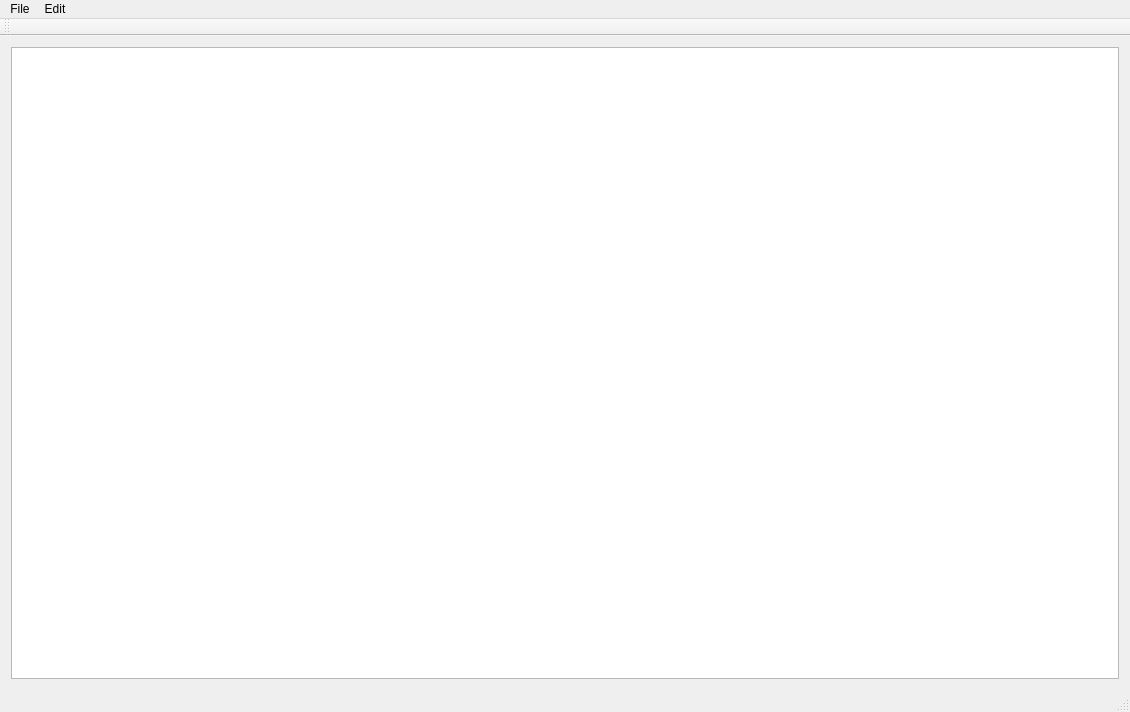
The window that ui/mainwindow.ui (mturley/arranger) describes before a commit, drawn with Qt 5.
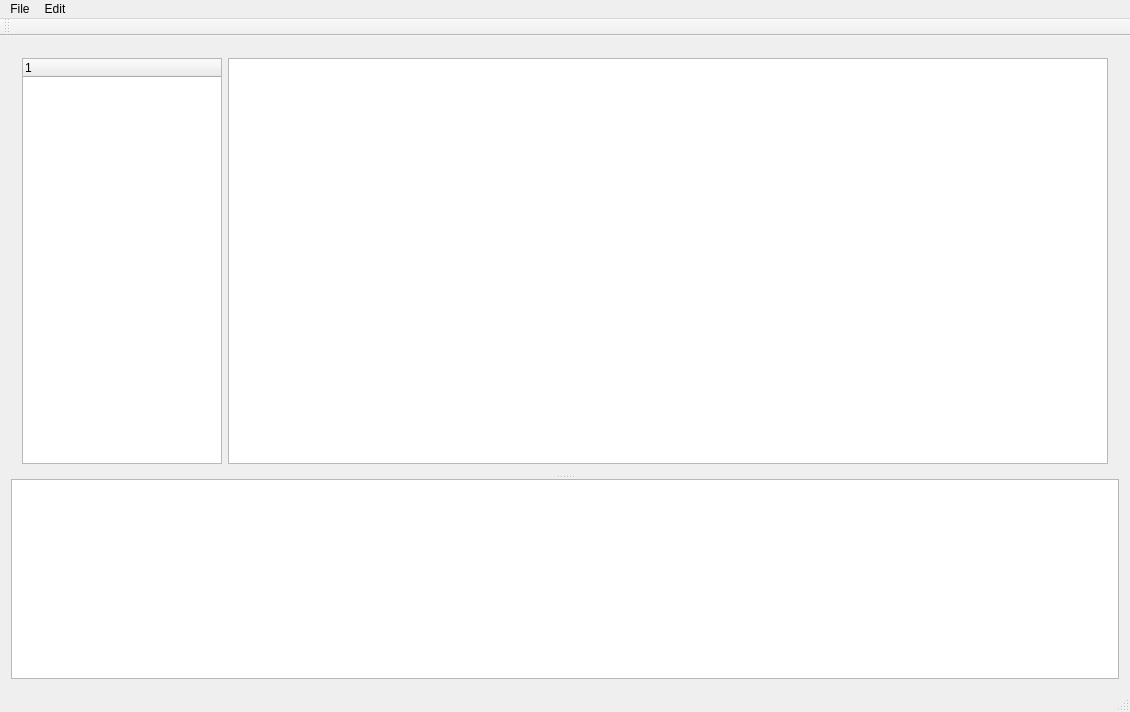
The same window after the commit.

Commit message: worked on the ui a bit, tree is now partially working

```diff
--- a/ui/mainwindow.ui
+++ b/ui/mainwindow.ui
@@ -14,9 +14,43 @@
    <string>MainWindow</string>
   </property>
   <widget class="QWidget" name="centralWidget">
-   <layout class="QHBoxLayout" name="horizontalLayout">
+   <layout class="QHBoxLayout" name="horizontalLayout_2">
     <item>
-     <widget class="QListWidget" name="listWidget"/>
+     <widget class="QSplitter" name="splitter">
+      <property name="orientation">
+       <enum>Qt::Vertical</enum>
+      </property>
+      <widget class="QWidget" name="">
+       <layout class="QHBoxLayout" name="horizontalLayout">
+        <item>
+         <widget class="QTreeWidget" name="treeWidget">
+          <property name="maximumSize">
+           <size>
+            <width>200</width>
+            <height>16777215</height>
+           </size>
+          </property>
+          <column>
+           <property name="text">
+            <string notr="true">1</string>
+           </property>
+          </column>
+         </widget>
+        </item>
+        <item>
+         <widget class="QListView" name="listView"/>
+        </item>
+       </layout>
+      </widget>
+      <widget class="QListWidget" name="listWidget">
+       <property name="maximumSize">
+        <size>
+         <width>16777215</width>
+         <height>200</height>
+        </size>
+       </property>
+      </widget>
+     </widget>
     </item>
    </layout>
   </widget>
```
The commit also changes 10 other files.
